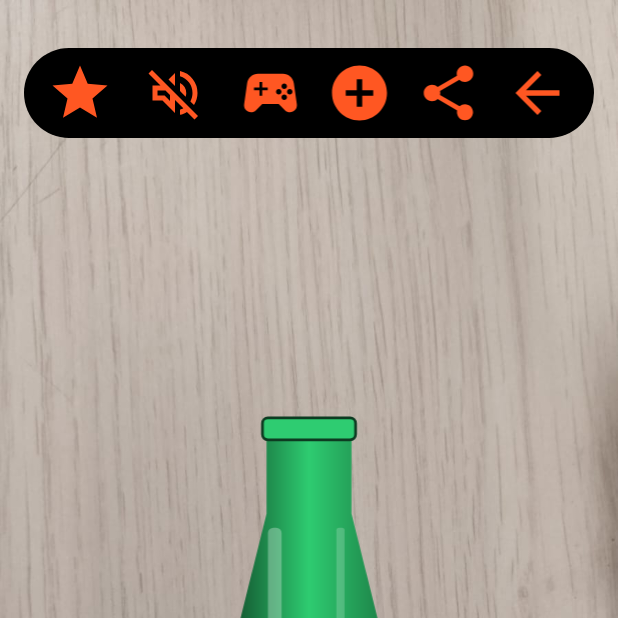
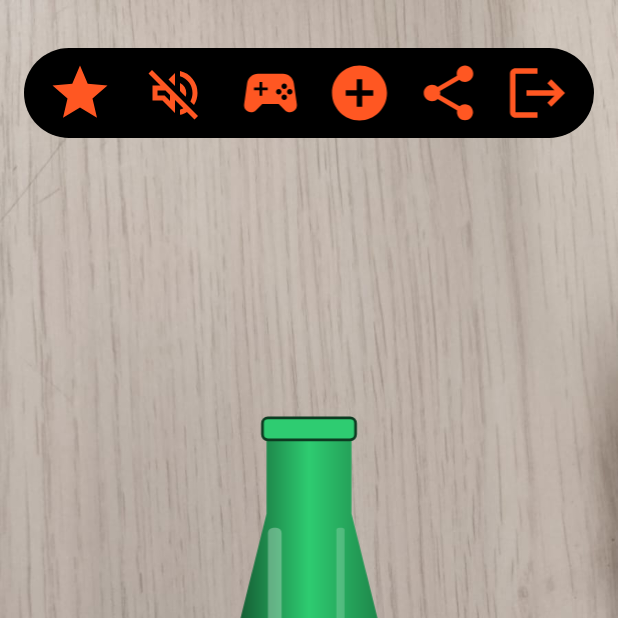
Before and after one commit to JairosA-Diaz/grupoTres, an Android app: the screen it shows after launch (MainActivity), on a phone screen of 412 x 824 dp, the top half of it. Run offline under Robolectric (Android 15) with nearby library versions, the light colour scheme and no system bars; our stand-ins replace Room's generated code; 10 statements that could not run were skipped.

Commit message:
HU 4.0 Poner icono de logout

```diff
--- /dev/null
+++ b/app/src/main/res/drawable/ic_logout.xml
@@ -0,0 +1,20 @@
+<!--
+  ~ Copyright (C) 2026 The Android Open Source Project
+  ~
+  ~ Licensed under the Apache License, Version 2.0 (the "License");
+  ~ you may not use this file except in compliance with the License.
+  ~ You may obtain a copy of the License at
+  ~
+  ~      http://www.apache.org/licenses/LICENSE-2.0
+  ~
+  ~ Unless required by applicable law or agreed to in writing, software
+  ~ distributed under the License is distributed on an "AS IS" BASIS,
+  ~ WITHOUT WARRANTIES OR CONDITIONS OF ANY KIND, either express or implied.
+  ~ See the License for the specific language governing permissions and
+  ~ limitations under the License.
+  -->
+<vector xmlns:android="http://schemas.android.com/apk/res/android" android:autoMirrored="true" android:height="24dp" android:tint="#000000" android:viewportHeight="24" android:viewportWidth="24" android:width="24dp">
+
+    <path android:fillColor="@android:color/white" android:pathData="M17,7l-1.41,1.41L18.17,11H8v2h10.17l-2.58,2.58L17,17l5,-5zM4,5h8V3H4c-1.1,0 -2,0.9 -2,2v14c0,1.1 0.9,2 2,2h8v-2H4V5z"/>
+
+</vector>
--- a/app/src/main/res/layout/fragment_home.xml
+++ b/app/src/main/res/layout/fragment_home.xml
@@ -74,7 +74,7 @@
             android:layout_width="0dp"
             android:layout_height="match_parent"
             android:layout_weight="1"
-            android:src="@drawable/ic_back"
+            android:src="@drawable/ic_logout"
             app:tint="@color/orange_main"
             android:contentDescription="@string/desc_logout" />
 
```
